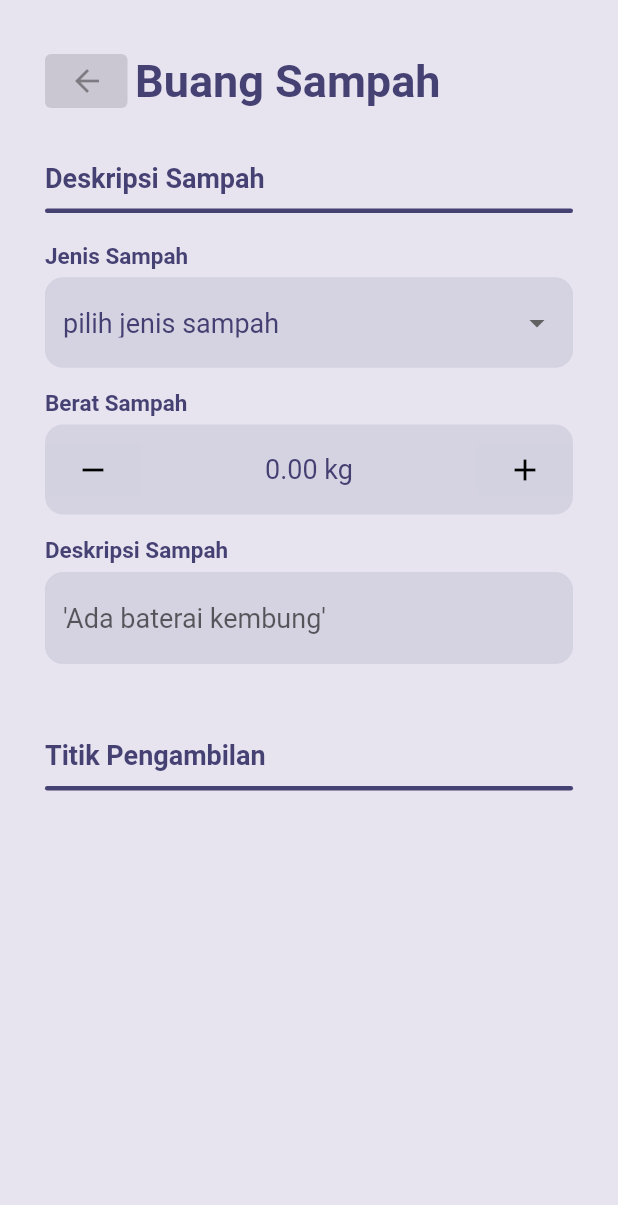
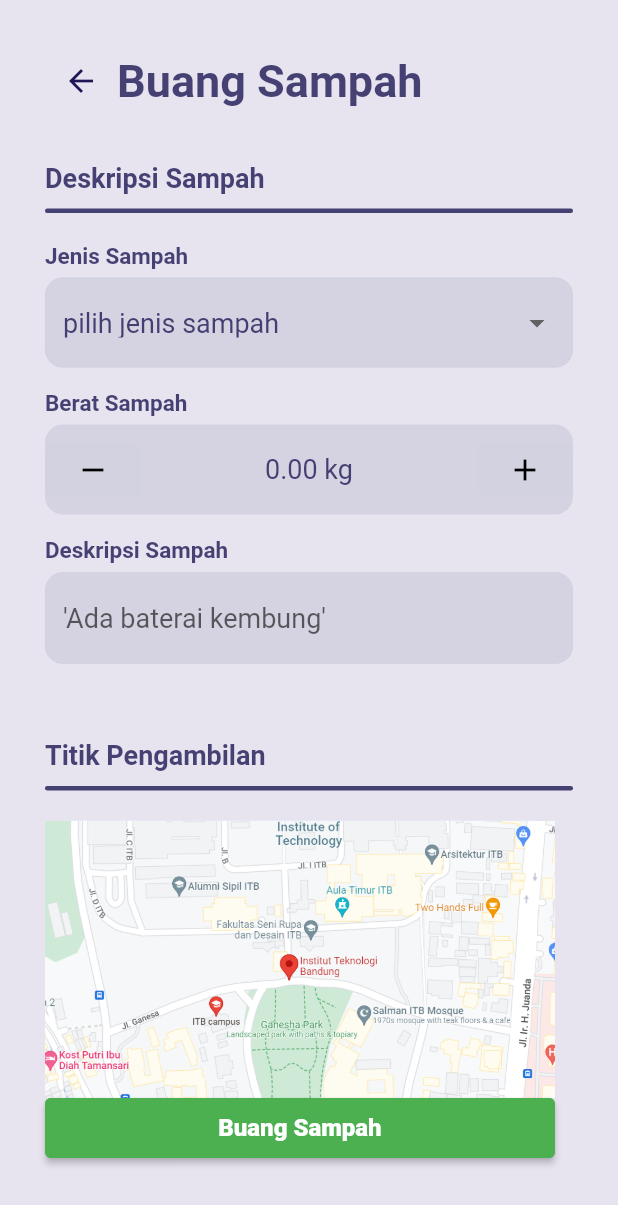
Before and after one commit to arleenchr/Milestone02_K19, a Flutter app: the BuangSampah screen opened directly, on a phone screen of 412 x 824 dp. Shown: the top 1205 px of the screen. Run offline on Flutter 3.47's test engine with Material 2 defaults, Android fonts, the phone set to English and light mode, and no system bars; missing offline and left inert: flutter_tawk; Roboto replaces fonts that are missing (Nunito).

Commit message:
update navigasi
navigasi BuangSampah, Tracking

```diff
--- a/src/zerotronics_application/lib/buangSampah.dart
+++ b/src/zerotronics_application/lib/buangSampah.dart
@@ -1,5 +1,9 @@
 //import 'package:aplikasi_alpha/login_page.dart';
+// ignore_for_file: unnecessary_new
+
 import 'package:flutter/material.dart';
+import 'package:zerotronics_application/home.dart';
+import 'package:zerotronics_application/tracking1.dart';
 
 Color textField = Color.fromARGB(234, 211, 210, 224);
 Color text = Color.fromARGB(234, 55, 50, 104);
@@ -27,21 +31,28 @@ class _BuangSampahState extends State<BuangSampah> {
                 margin: EdgeInsets.fromLTRB(0, 0, 0, 30),
                 child: Row(
                   children: [
-                    Container(
-                      width: 55,
-                      child: ElevatedButton(
-                          style: ElevatedButton.styleFrom(
-                            primary: textField,
-                            onPrimary: Color.fromARGB(255, 229, 223, 223),
-                            elevation: 0.0,
-                            shadowColor: Colors.transparent,
+                    Positioned(
+                        top: 45.0,
+                        left: 5.0,
+                        child: Container(
+                            //color: Colors.green,
+                            child: IconButton(
+                          icon: const Icon(
+                            IconData(0xe092,
+                                fontFamily: 'MaterialIcons',
+                                matchTextDirection: true),
+                            color: Color.fromARGB(255, 31, 22, 86),
                           ),
-                          onPressed: null,
-                          child: Icon(Icons.arrow_back)),
-                    ),
-                    SizedBox(
-                      width: 5,
-                    ),
+                          onPressed: () {
+                            Navigator.push(
+                              context,
+                              MaterialPageRoute(builder: (context) => Home()),
+                            );
+                          },
+                        ))),
+                    //SizedBox(
+                    //  width: 5,
+                    //),
                     Text(
                       "Buang Sampah",
                       style: TextStyle(
@@ -118,6 +129,71 @@ class _BuangSampahState extends State<BuangSampah> {
                   color: text,
                 ),
               ),
+              // gambar peta:
+              Positioned(
+                top: 400.0,
+                left: 10.0,
+                child: Container(
+                  width: 340.0,
+                  height: 185.0,
+                  decoration: BoxDecoration(
+                      borderRadius: BorderRadius.all(Radius.circular(15.0)),
+                      color: Colors.blue[50]),
+                  child: const Image(
+                    fit: BoxFit.cover,
+                    image: AssetImage('assets/map_zerotronics.png'),
+                  ),
+                ),
+              ),
+              // tombol konfirmasi:
+              Positioned(
+                  top: 590.0,
+                  left: 10.0,
+                  child: SizedBox(
+                      height: 40.0,
+                      width: 340.0,
+                      child: new ElevatedButton(
+                          style: ElevatedButton.styleFrom(
+                              primary: Colors.green,
+                              side:
+                                  BorderSide(width: 10.0, color: Colors.green)),
+                          onPressed: () {
+                            showDialog(
+                                context: context,
+                                builder: (context) {
+                                  return AlertDialog(
+                                    title: Text('Konfirmasi'),
+                                    content: Text(
+                                        'Apakah anda yakin ingin mengirimkan sampah ini?'),
+                                    actions: <Widget>[
+                                      TextButton(
+                                        child: Text('Tidak'),
+                                        onPressed: () {
+                                          Navigator.of(context).pop();
+                                        },
+                                      ),
+                                      TextButton(
+                                        child: Text('Ya'),
+                                        onPressed: () {
+                                          Navigator.of(context).pop();
+                                          Navigator.push(
+                                            context,
+                                            MaterialPageRoute(
+                                                builder: (context) =>
+                                                    Tracking1()),
+                                          );
+                                        },
+                                      ),
+                                    ],
+                                  );
+                                });
+                          },
+                          child: const Text("Buang Sampah",
+                              style: TextStyle(
+                                  fontFamily: "Nunito",
+                                  fontSize: 16.0,
+                                  color: Colors.white,
+                                  fontWeight: FontWeight.w800))))),
             ]),
           ])),
     );
--- a/src/zerotronics_application/lib/main.dart
+++ b/src/zerotronics_application/lib/main.dart
@@ -1,4 +1,5 @@
 import 'package:flutter/material.dart';
+import 'package:zerotronics_application/buangSampah.dart';
 import 'package:zerotronics_application/welcome.dart';
 
 void main() {
--- a/src/zerotronics_application/lib/tracking1.dart
+++ b/src/zerotronics_application/lib/tracking1.dart
@@ -171,7 +171,7 @@ class Tracking1 extends StatelessWidget {
               color: Colors.blue[50]),
           child: const Image(
             fit: BoxFit.cover,
-            image: AssetImage('images/map_zerotronics.png'),
+            image: AssetImage('assets/map_zerotronics.png'),
           ),
         ),
       ),
--- a/src/zerotronics_application/lib/tracking3.dart
+++ b/src/zerotronics_application/lib/tracking3.dart
@@ -171,7 +171,7 @@ class Tracking3 extends StatelessWidget {
               color: Colors.blue[50]),
           child: const Image(
             fit: BoxFit.cover,
-            image: AssetImage('images/map_zerotronics.png'),
+            image: AssetImage('assets/map_zerotronics.png'),
           ),
         ),
       ),
--- a/src/zerotronics_application/lib/tracking5.dart
+++ b/src/zerotronics_application/lib/tracking5.dart
@@ -141,7 +141,7 @@ class Tracking5 extends StatelessWidget {
                             style: new TextStyle(fontWeight: FontWeight.bold)),
                       ]))))),
 
-      // tombol cancel:
+      // tombol konfirmasi:
       Positioned(
           top: 590.0,
           left: 10.0,
--- a/src/zerotronics_application/pubspec.yaml
+++ b/src/zerotronics_application/pubspec.yaml
@@ -70,6 +70,7 @@ flutter:
     - assets/logo.png
     - assets/profile_picture.png
     - assets/tongsampah.png
+    - assets/map_zerotronics.png
   # An image asset can refer to one or more resolution-specific "variants", see
   # https://flutter.dev/assets-and-images/#resolution-aware
 
```
Also changed, not shown: src/zerotronics_application/assets/map_zerotronics.png (added).
